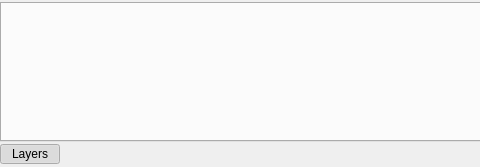
GIAPspzoo/GIAP_PolaMap_lite, file giap_dynamic_layout.ui: the form before one commit; both pictures show x 0 to 480 and y 0 to 167 of the 1291 by 167 pixel window.
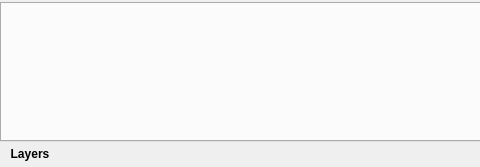
The form after the commit.

```diff
--- a/giap_dynamic_layout.ui
+++ b/giap_dynamic_layout.ui
@@ -88,6 +88,14 @@
          <height>20</height>
         </size>
        </property>
+       <property name="styleSheet">
+        <string notr="true">QToolButton
+{
+    font: 8pt &quot;Segoe UI&quot;;
+	font-weight: bold;
+    border: none;
+}</string>
+       </property>
        <property name="text">
         <string>Layers</string>
        </property>
```
